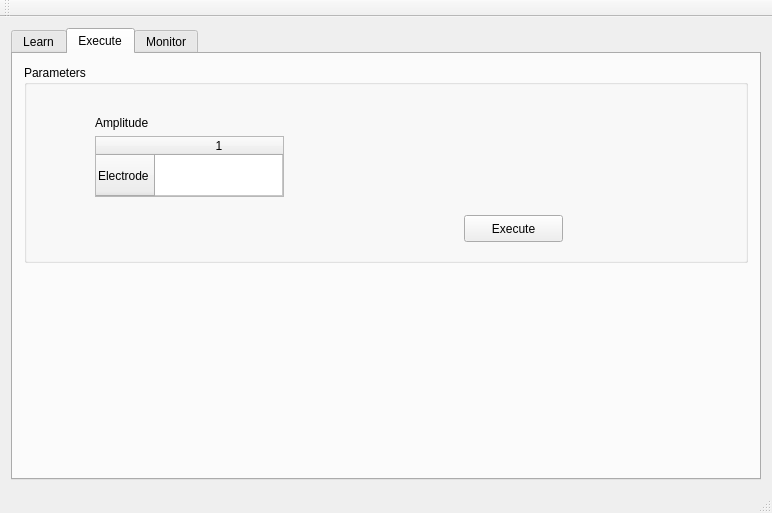
Above: main.ui from squarenabla/ANN before the change. Below: the same form after it.
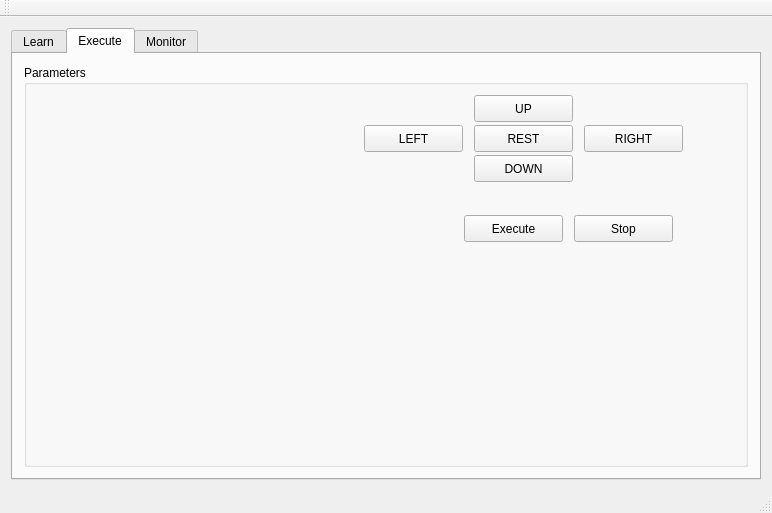
That is the form after the change. The open tabs and pages were chosen to show the change. Custom widgets are drawn as their Qt base class.

What changed in the file:
```diff
--- a/main.ui
+++ b/main.ui
@@ -247,56 +247,6 @@
           <property name="title">
            <string>Parameters</string>
           </property>
-          <widget class="QWidget" name="verticalLayoutWidget">
-           <property name="geometry">
-            <rect>
-             <x>60</x>
-             <y>40</y>
-             <width>211</width>
-             <height>103</height>
-            </rect>
-           </property>
-           <layout class="QVBoxLayout" name="verticalLayout_5">
-            <property name="sizeConstraint">
-             <enum>QLayout::SetMaximumSize</enum>
-            </property>
-            <item>
-             <widget class="QLabel" name="label_4">
-              <property name="text">
-               <string>Amplitude</string>
-              </property>
-             </widget>
-            </item>
-            <item>
-             <widget class="QTableWidget" name="paramTable">
-              <property name="rowCount">
-               <number>1</number>
-              </property>
-              <property name="columnCount">
-               <number>1</number>
-              </property>
-              <attribute name="horizontalHeaderDefaultSectionSize">
-               <number>25</number>
-              </attribute>
-              <attribute name="horizontalHeaderStretchLastSection">
-               <bool>true</bool>
-              </attribute>
-              <attribute name="verticalHeaderDefaultSectionSize">
-               <number>25</number>
-              </attribute>
-              <attribute name="verticalHeaderStretchLastSection">
-               <bool>true</bool>
-              </attribute>
-              <row>
-               <property name="text">
-                <string>Electrode</string>
-               </property>
-              </row>
-              <column/>
-             </widget>
-            </item>
-           </layout>
-          </widget>
           <widget class="QPushButton" name="executeButton">
            <property name="geometry">
             <rect>
@@ -310,11 +260,96 @@
             <string>Execute</string>
            </property>
           </widget>
+          <widget class="QPushButton" name="upBtn">
+           <property name="geometry">
+            <rect>
+             <x>450</x>
+             <y>30</y>
+             <width>99</width>
+             <height>27</height>
+            </rect>
+           </property>
+           <property name="text">
+            <string>UP</string>
+           </property>
+          </widget>
+          <widget class="QPushButton" name="restBtn">
+           <property name="geometry">
+            <rect>
+             <x>450</x>
+             <y>60</y>
+             <width>99</width>
+             <height>27</height>
+            </rect>
+           </property>
+           <property name="text">
+            <string>REST</string>
+           </property>
+          </widget>
+          <widget class="QPushButton" name="downBtn">
+           <property name="geometry">
+            <rect>
+             <x>450</x>
+             <y>90</y>
+             <width>99</width>
+             <height>27</height>
+            </rect>
+           </property>
+           <property name="text">
+            <string>DOWN</string>
+           </property>
+          </widget>
+          <widget class="QPushButton" name="rightBtn">
+           <property name="geometry">
+            <rect>
+             <x>560</x>
+             <y>60</y>
+             <width>99</width>
+             <height>27</height>
+            </rect>
+           </property>
+           <property name="text">
+            <string>RIGHT</string>
+           </property>
+          </widget>
+          <widget class="QPushButton" name="leftBtn">
+           <property name="geometry">
+            <rect>
+             <x>340</x>
+             <y>60</y>
+             <width>99</width>
+             <height>27</height>
+            </rect>
+           </property>
+           <property name="text">
+            <string>LEFT</string>
+           </property>
+          </widget>
+          <widget class="QPushButton" name="stopBtn">
+           <property name="geometry">
+            <rect>
+             <x>550</x>
+             <y>150</y>
+             <width>99</width>
+             <height>27</height>
+            </rect>
+           </property>
+           <property name="text">
+            <string>Stop</string>
+           </property>
+          </widget>
+          <widget class="Painter" name="executionWidget" native="true">
+           <property name="geometry">
+            <rect>
+             <x>10</x>
+             <y>30</y>
+             <width>304</width>
+             <height>317</height>
+            </rect>
+           </property>
+          </widget>
          </widget>
         </item>
-        <item>
-         <widget class="QWidget" name="widget_2" native="true"/>
-        </item>
        </layout>
       </widget>
       <widget class="QWidget" name="tab">
```
Left out of the diff: 2 changed lines with no effect on the pictures.
